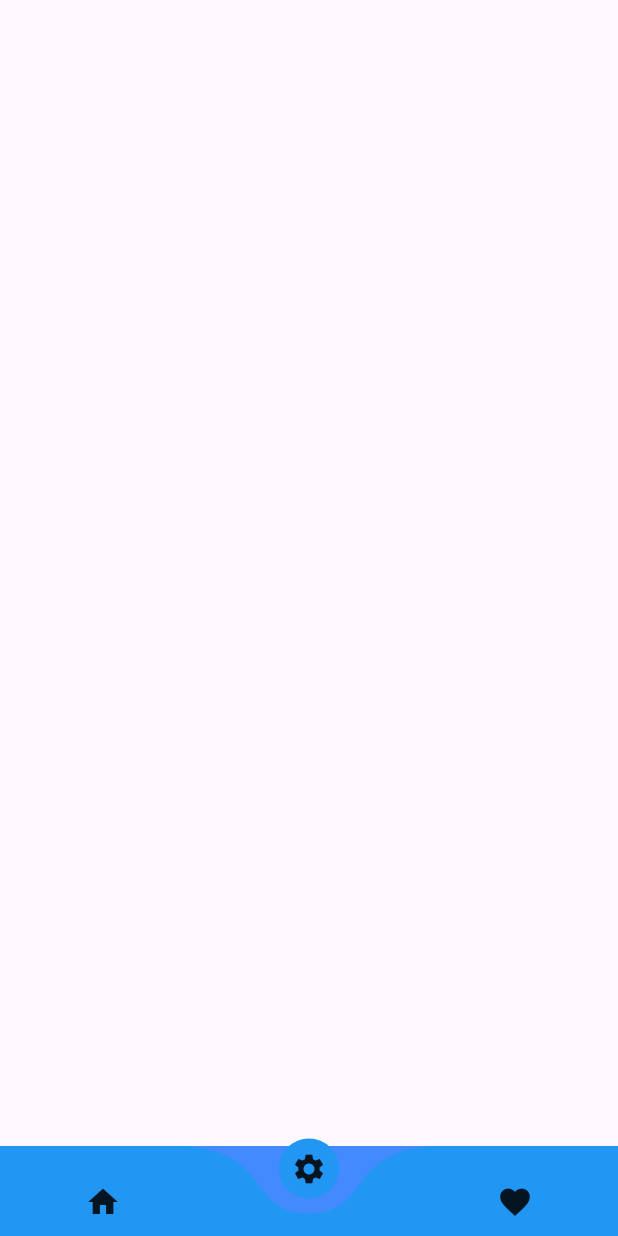
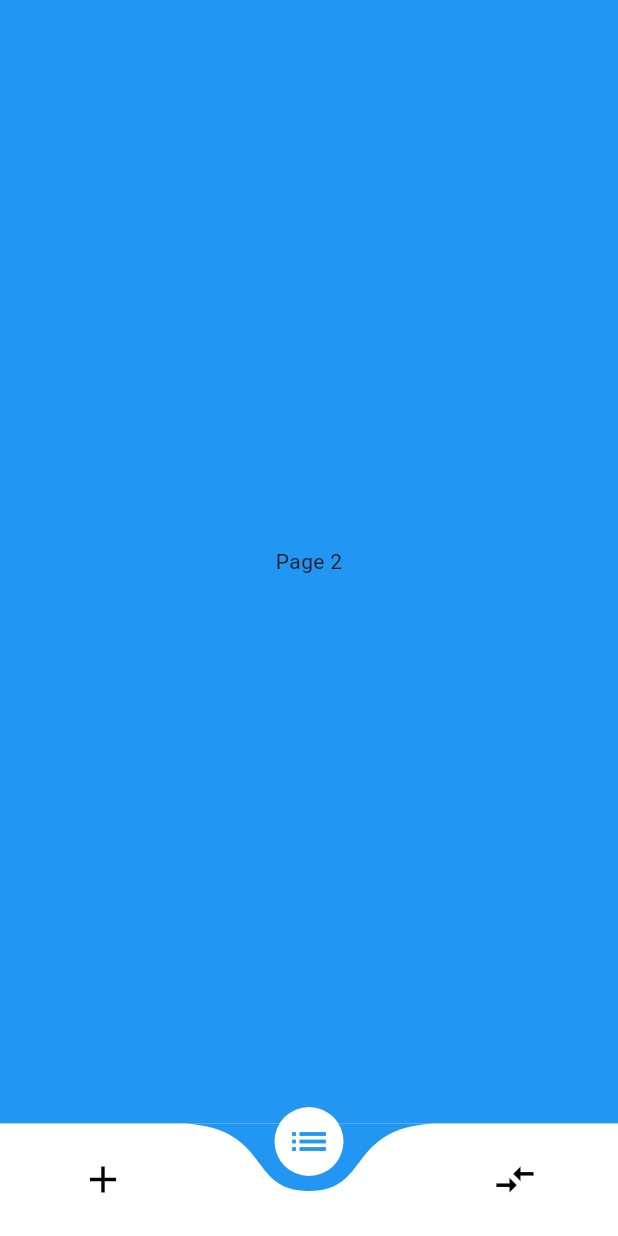
Before and after one commit to Aschmenzy/HackatonSkeleton, a Flutter app: the NavBar screen opened directly, item 2 of the bottom bar chosen, on a phone screen of 412 x 824 dp. Run offline on Flutter 3.47's test engine with Material 3 defaults, Android fonts, the phone set to English and light mode, and no system bars; drawn by our look-alikes of curved_navigation_bar.

Commit message:
bottom nav bar

```diff
--- a/hackaton_skeleton/lib/BottomNavBar/BottomNavBar.dart
+++ b/hackaton_skeleton/lib/BottomNavBar/BottomNavBar.dart
@@ -1,45 +1,83 @@
 import 'package:curved_navigation_bar/curved_navigation_bar.dart';
 import 'package:flutter/material.dart';
-import 'package:hackaton_skeleton/pages/HomePage.dart';
+import 'package:hackaton_skeleton/pages/home_page.dart';
+
+// Define your pages here
+final List<Widget> _pages = [
+  Home(),
+  Page2(),
+  Page3(),
+];
 
 class NavBar extends StatefulWidget {
-   const NavBar({super.key});
+  const NavBar({super.key});
 
   @override
   State<NavBar> createState() => _NavBarState();
 }
 
 class _NavBarState extends State<NavBar> {
+  int _page = 0;
+  GlobalKey<CurvedNavigationBarState> _bottomNavigationKey = GlobalKey();
+  late PageController _pageController;
+
+  @override
+  void initState() {
+    super.initState();
+    _pageController = PageController();
+  }
+
   @override
   Widget build(BuildContext context) {
-
-  //defautlt index
-  int index = 0;
-
-    final screens = [
-      Home()
-    ];
-
-    final items = <Widget>[
-      Icon(Icons.home),
-      Icon(Icons.settings),
-      Icon(Icons.favorite),
-    ];
-
     return Scaffold(
       bottomNavigationBar: CurvedNavigationBar(
-        height: 60,
-        color: Colors.blue,
-        animationDuration: Duration(milliseconds: 500),
-        items: items,
-        index: index,
+        buttonBackgroundColor: Colors.white,
+        backgroundColor: Colors.blue,
+        key: _bottomNavigationKey,
+        items: <Widget>[
+          Icon(Icons.add,
+              size: 30, color: _page == 0 ? Colors.blue : Colors.black),
+          Icon(Icons.list,
+              size: 30, color: _page == 1 ? Colors.blue : Colors.black),
+          Icon(Icons.compare_arrows,
+              size: 30, color: _page == 2 ? Colors.blue : Colors.black),
+        ],
         onTap: (index) {
           setState(() {
-            index = index;
+            _page = index;
           });
+          // Use the controller to change pages
+          _pageController.jumpToPage(index);
         },
-        )
-        ,
+      ),
+      body: Container(
+        color: Colors.blue,
+        child: Center(
+          child: PageView(
+            controller: _pageController,
+            children: _pages,
+            onPageChanged: (index) {
+              setState(() {
+                _page = index;
+              });
+            },
+          ),
+        ),
+      ),
     );
   }
 }
+
+class Page2 extends StatelessWidget {
+  @override
+  Widget build(BuildContext context) {
+    return Center(child: Text('Page 2'));
+  }
+}
+
+class Page3 extends StatelessWidget {
+  @override
+  Widget build(BuildContext context) {
+    return Center(child: Text('Page 3'));
+  }
+}
--- a/hackaton_skeleton/lib/main.dart
+++ b/hackaton_skeleton/lib/main.dart
@@ -1,4 +1,5 @@
 import 'package:flutter/material.dart';
+import 'package:hackaton_skeleton/BottomNavBar/BottomNavBar.dart';
 import 'package:hackaton_skeleton/pages/home_page.dart';
 
 void main() {
@@ -12,7 +13,7 @@ class MyApp extends StatelessWidget {
   @override
   Widget build(BuildContext context) {
     return MaterialApp(
-      home: Home(),
+      home: NavBar(),
       debugShowCheckedModeBanner: false,
     );
   }
--- a/hackaton_skeleton/lib/pages/home_page.dart
+++ b/hackaton_skeleton/lib/pages/home_page.dart
@@ -7,6 +7,7 @@ class Home extends StatelessWidget {
   @override
   Widget build(BuildContext context) {
     return Scaffold(
+      backgroundColor: Colors.blue,
       body: MyButton(
         borderRadius: 16,
         buttonText: 'Login',
```
Also changed, not shown: hackaton_skeleton/pubspec.lock.
